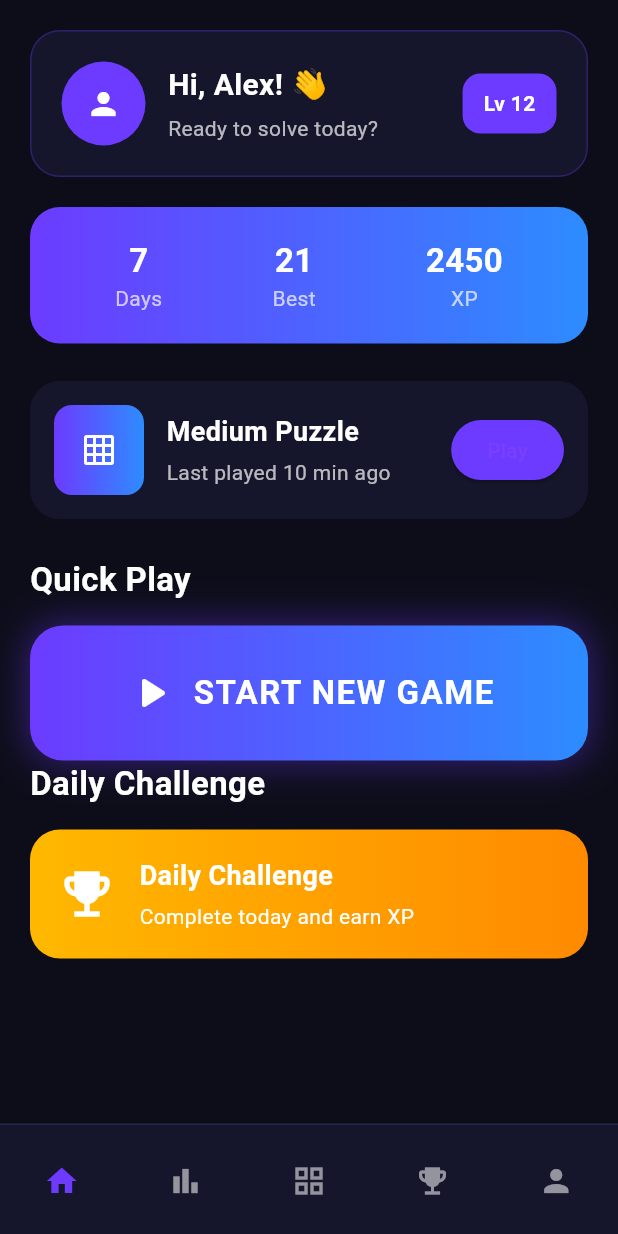
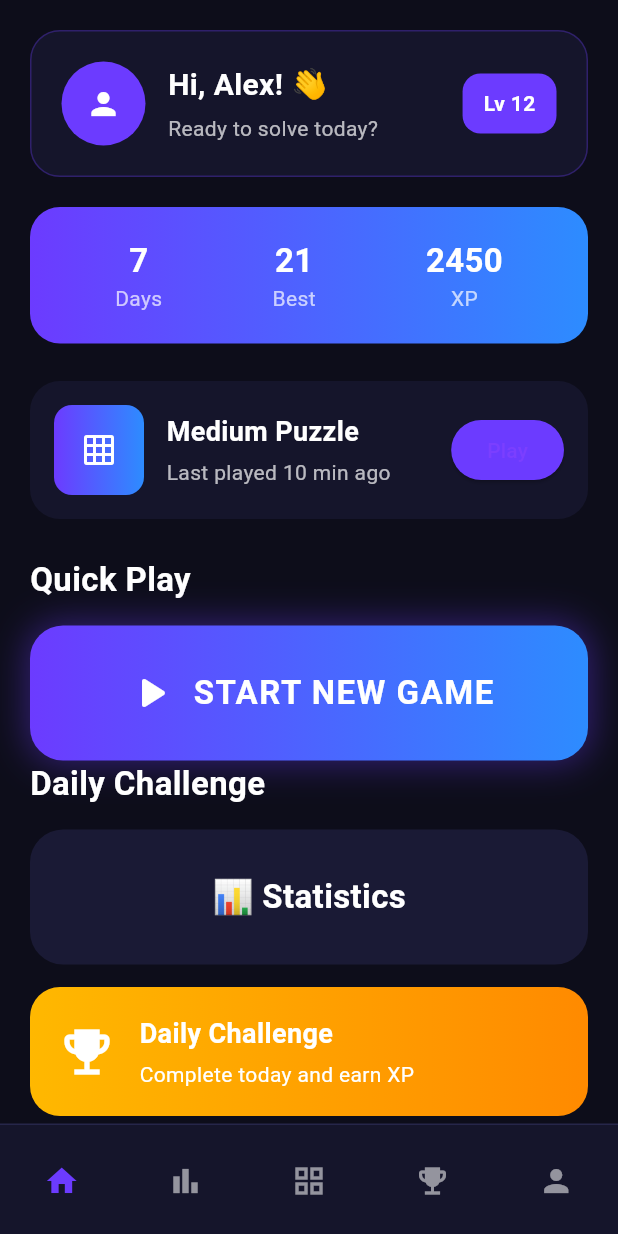
Before and after one commit to Pratishtha-Yadav/Sudoku, a Flutter app: the screen it shows after launch, on a phone screen of 412 x 824 dp. Run offline on Flutter 3.47's test engine with Material 3 defaults, Android fonts, the phone set to English and light mode, and no system bars.

Commit message:
Added statistics screen UI

```diff
--- a/lib/features/home/home_screen.dart
+++ b/lib/features/home/home_screen.dart
@@ -2,6 +2,7 @@ import 'package:flutter/material.dart';
 import '../sudoku/difficulty_screen.dart';
 import '../../models/dashboard_stats_model.dart';
 import '../../services/dashboard_service.dart';
+import 'package:sudoku_test/features/stats/stats_screen.dart';
 
 
 class HomeScreen extends StatefulWidget {
@@ -369,6 +370,41 @@ class _HomeScreenState extends State<HomeScreen> {
 
               const SizedBox(height: 15),
 
+GestureDetector(
+  onTap: () {
+    Navigator.push(
+      context,
+      MaterialPageRoute(
+        builder: (_) => const StatsScreen(),
+      ),
+    );
+  },
+
+  child: Container(
+    width: double.infinity,
+    height: 90,
+
+    decoration: BoxDecoration(
+      color: const Color(0xFF1A1A35),
+      borderRadius: BorderRadius.circular(22),
+    ),
+
+    child: const Center(
+      child: Text(
+        "📊 Statistics",
+        style: TextStyle(
+          color: Colors.white,
+          fontSize: 22,
+          fontWeight: FontWeight.bold,
+        ),
+      ),
+    ),
+  ),
+),
+
+const SizedBox(height: 15),
+
+
               Container(
                 padding: const EdgeInsets.all(18),
                 decoration: BoxDecoration(
```
Also changed, not shown: lib/features/stats/stats_screen.dart (added, +27 -0 lines), lib/features/sudoku/game_screen.dart (+25 -3 lines).
